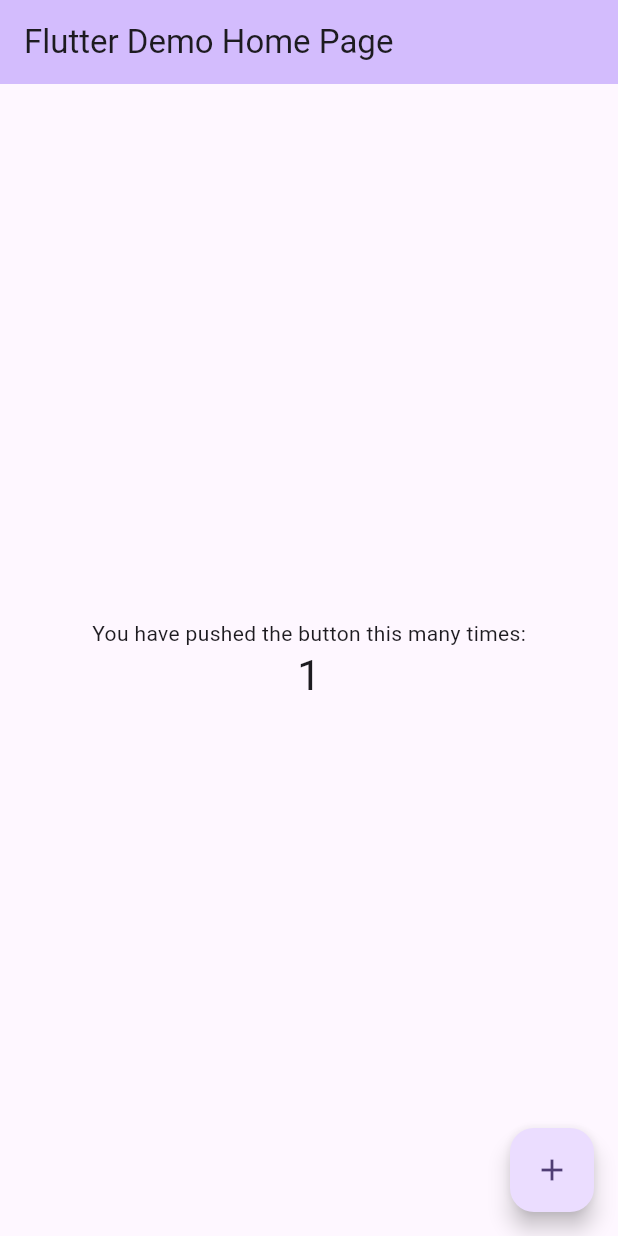
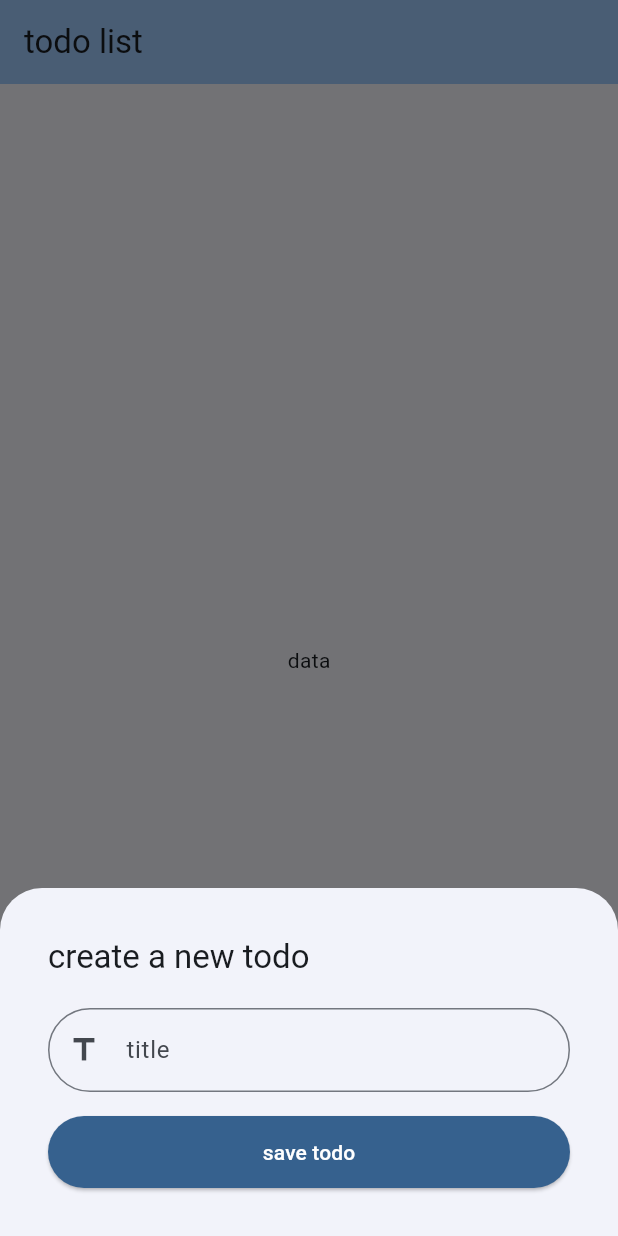
Before and after one commit to Jalambo-Dev/todo_list_with_cubit, a Flutter app: the screen it shows after launch, after a tap on the "add" icon, on a phone screen of 412 x 824 dp. Run offline on Flutter 3.47's test engine with Material 3 defaults, Android fonts, the phone set to English and light mode, and no system bars.

Commit message:
create todos screen and add todo widght

```diff
--- /dev/null
+++ b/devtools_options.yaml
@@ -0,0 +1,3 @@
+description: This file stores settings for Dart & Flutter DevTools.
+documentation: https://docs.flutter.dev/tools/devtools/extensions#configure-extension-enablement-states
+extensions:
--- a/lib/main.dart
+++ b/lib/main.dart
@@ -1,4 +1,5 @@
 import 'package:flutter/material.dart';
+import 'package:todo_list_with_cubit/ui/todo_screen.dart';
 
 void main() {
   runApp(const MyApp());
@@ -11,115 +12,11 @@ class MyApp extends StatelessWidget {
   @override
   Widget build(BuildContext context) {
     return MaterialApp(
-      title: 'Flutter Demo',
       theme: ThemeData(
-        // This is the theme of your application.
-        //
-        // TRY THIS: Try running your application with "flutter run". You'll see
-        // the application has a purple toolbar. Then, without quitting the app,
-        // try changing the seedColor in the colorScheme below to Colors.green
-        // and then invoke "hot reload" (save your changes or press the "hot
-        // reload" button in a Flutter-supported IDE, or press "r" if you used
-        // the command line to start the app).
-        //
-        // Notice that the counter didn't reset back to zero; the application
-        // state is not lost during the reload. To reset the state, use hot
-        // restart instead.
-        //
-        // This works for code too, not just values: Most code changes can be
-        // tested with just a hot reload.
-        colorScheme: ColorScheme.fromSeed(seedColor: Colors.deepPurple),
+        colorScheme: ColorScheme.fromSeed(seedColor: Colors.blue),
         useMaterial3: true,
       ),
-      home: const MyHomePage(title: 'Flutter Demo Home Page'),
+      home: const TodoScreen(),
     );
   }
 }
-
-class MyHomePage extends StatefulWidget {
-  const MyHomePage({super.key, required this.title});
-
-  // This widget is the home page of your application. It is stateful, meaning
-  // that it has a State object (defined below) that contains fields that affect
-  // how it looks.
-
-  // This class is the configuration for the state. It holds the values (in this
-  // case the title) provided by the parent (in this case the App widget) and
-  // used by the build method of the State. Fields in a Widget subclass are
-  // always marked "final".
-
-  final String title;
-
-  @override
-  State<MyHomePage> createState() => _MyHomePageState();
-}
-
-class _MyHomePageState extends State<MyHomePage> {
-  int _counter = 0;
-
-  void _incrementCounter() {
-    setState(() {
-      // This call to setState tells the Flutter framework that something has
-      // changed in this State, which causes it to rerun the build method below
-      // so that the display can reflect the updated values. If we changed
-      // _counter without calling setState(), then the build method would not be
-      // called again, and so nothing would appear to happen.
-      _counter++;
-    });
-  }
-
-  @override
-  Widget build(BuildContext context) {
-    // This method is rerun every time setState is called, for instance as done
-    // by the _incrementCounter method above.
-    //
-    // The Flutter framework has been optimized to make rerunning build methods
-    // fast, so that you can just rebuild anything that needs updating rather
-    // than having to individually change instances of widgets.
-    return Scaffold(
-      appBar: AppBar(
-        // TRY THIS: Try changing the color here to a specific color (to
-        // Colors.amber, perhaps?) and trigger a hot reload to see the AppBar
-        // change color while the other colors stay the same.
-        backgroundColor: Theme.of(context).colorScheme.inversePrimary,
-        // Here we take the value from the MyHomePage object that was created by
-        // the App.build method, and use it to set our appbar title.
-        title: Text(widget.title),
-      ),
-      body: Center(
-        // Center is a layout widget. It takes a single child and positions it
-        // in the middle of the parent.
-        child: Column(
-          // Column is also a layout widget. It takes a list of children and
-          // arranges them vertically. By default, it sizes itself to fit its
-          // children horizontally, and tries to be as tall as its parent.
-          //
-          // Column has various properties to control how it sizes itself and
-          // how it positions its children. Here we use mainAxisAlignment to
-          // center the children vertically; the main axis here is the vertical
-          // axis because Columns are vertical (the cross axis would be
-          // horizontal).
-          //
-          // TRY THIS: Invoke "debug painting" (choose the "Toggle Debug Paint"
-          // action in the IDE, or press "p" in the console), to see the
-          // wireframe for each widget.
-          mainAxisAlignment: MainAxisAlignment.center,
-          children: <Widget>[
-            const Text(
-              'You have pushed the button this many times:',
-            ),
-            Text(
-              '$_counter',
-              style: Theme.of(context).textTheme.headlineMedium,
-            ),
-          ],
-        ),
-      ),
-      floatingActionButton: FloatingActionButton(
-        onPressed: _incrementCounter,
-        tooltip: 'Increment',
-        child: const Icon(Icons.add),
-      ), // This trailing comma makes auto-formatting nicer for build methods.
-    );
-  }
-}
--- /dev/null
+++ b/lib/ui/add_todo_widget.dart
@@ -0,0 +1,59 @@
+import 'package:flutter/material.dart';
+
+class AddTodoWidget extends StatelessWidget {
+  const AddTodoWidget({super.key});
+
+  @override
+  Widget build(BuildContext context) {
+    final TextEditingController titleController = TextEditingController();
+
+    return SingleChildScrollView(
+      child: Padding(
+        padding: const EdgeInsets.all(16.0),
+        child: Column(
+          crossAxisAlignment: CrossAxisAlignment.stretch,
+          mainAxisSize: MainAxisSize
+              .min, // Ensures the column doesn't expand unnecessarily
+          children: [
+            Padding(
+              padding: const EdgeInsets.all(16.0),
+              child: Column(
+                crossAxisAlignment: CrossAxisAlignment.start,
+                children: [
+                  Text(
+                    'create a new todo',
+                    style: Theme.of(context).textTheme.titleLarge,
+                  ),
+                  const SizedBox(height: 20),
+                  TextField(
+                    controller: titleController,
+                    decoration: InputDecoration(
+                      labelText: 'title',
+                      hintText: 'enter todo title',
+                      border: OutlineInputBorder(
+                        borderRadius: BorderRadius.circular(50),
+                      ),
+                      prefixIcon: const Icon(Icons.title),
+                    ),
+                  ),
+                  const SizedBox(height: 16),
+                  ElevatedButton(
+                    onPressed: () {
+                      // Add save functionality here
+                    },
+                    style: ElevatedButton.styleFrom(
+                      minimumSize: const Size(double.infinity, 48),
+                      backgroundColor: Theme.of(context).colorScheme.primary,
+                      foregroundColor: Colors.white,
+                    ),
+                    child: const Text('save todo'),
+                  ),
+                ],
+              ),
+            ),
+          ],
+        ),
+      ),
+    );
+  }
+}
--- /dev/null
+++ b/lib/ui/todo_screen.dart
@@ -0,0 +1,40 @@
+import 'package:flutter/material.dart';
+import 'add_todo_widget.dart'; // Ensure this import is correct
+
+class TodoScreen extends StatelessWidget {
+  const TodoScreen({super.key});
+
+  @override
+  Widget build(BuildContext context) {
+    return Scaffold(
+      appBar: AppBar(
+        backgroundColor: Theme.of(context).colorScheme.inversePrimary,
+        title: const Text('todo list'),
+      ),
+      body: const Center(
+        child: Text('data'),
+      ),
+      floatingActionButton: FloatingActionButton(
+        onPressed: () => _showAddTodoBottomSheet(context),
+        child: const Icon(Icons.add),
+      ),
+    );
+  }
+
+  void _showAddTodoBottomSheet(BuildContext context) {
+    showModalBottomSheet(
+      context: context,
+      isScrollControlled: true, // Allows the sheet to take up more space
+      builder: (context) {
+        return Padding(
+          padding: EdgeInsets.only(
+            bottom: MediaQuery.of(context)
+                .viewInsets
+                .bottom, // Adjusts for keyboard
+          ),
+          child: const AddTodoWidget(),
+        );
+      },
+    );
+  }
+}
```
